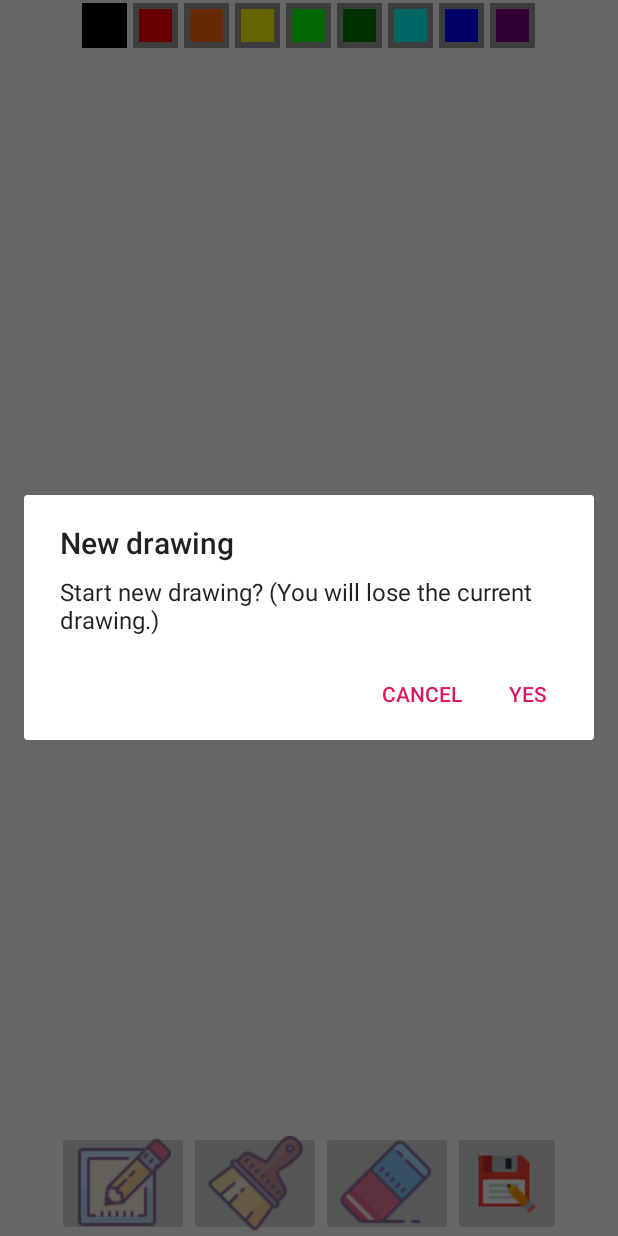
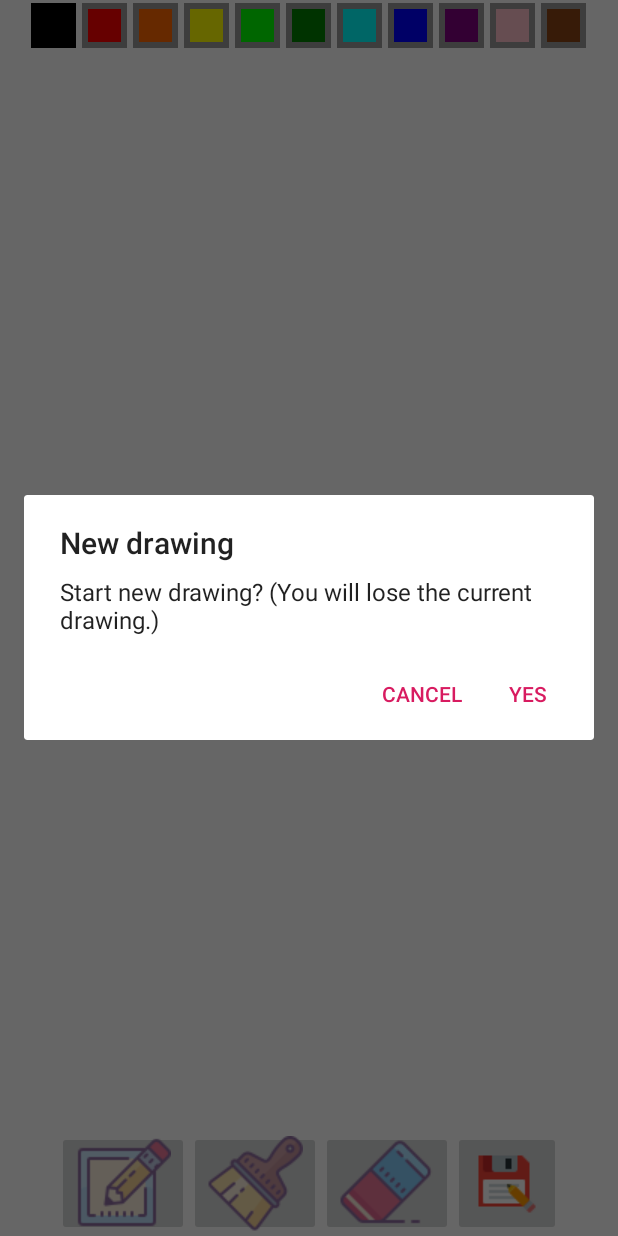
Before and after one commit to phamcindy619/SketchArt, an Android app: the PlayActivity screen opened directly, with no data from a screen before it, after a tap on "New", on a phone screen of 412 x 824 dp. Run offline under Robolectric (Android 15) with nearby library versions, the light colour scheme and no system bars.

Commit message:
Fixed color change when creating new drawing

```diff
--- a/app/src/main/java/com/inphamous/sketchart/DrawView.java
+++ b/app/src/main/java/com/inphamous/sketchart/DrawView.java
@@ -17,7 +17,6 @@ public class DrawView extends View {
     private Paint drawPaint;    // Drawings and Canvas paint
     private Paint canvasPaint;
     private int paintColor = 0x000000;   // Initial color
-    private int lastColorUsed;           // Last paint color used
     private int backgroundColor = 0xFFFFFF; // Background canvas color
     private Canvas drawCanvas;           // Canvas
     private Bitmap canvasBitmap;         // Canvas Bitmap
@@ -134,5 +133,7 @@ public class DrawView extends View {
         // Clear canvas and update display
         drawCanvas.drawColor(0, PorterDuff.Mode.CLEAR);
         invalidate();
+        setBrushSize(lastBrushSize);
+        drawPaint.setColor(paintColor);
     }
 }
--- a/app/src/main/java/com/inphamous/sketchart/PlayActivity.java
+++ b/app/src/main/java/com/inphamous/sketchart/PlayActivity.java
@@ -1,42 +1,21 @@
 package com.inphamous.sketchart;
 
-import android.Manifest;
 import android.app.Activity;
+import android.app.AlertDialog;
 import android.app.Dialog;
-import android.app.usage.StorageStatsManager;
-import android.content.Intent;
-import android.content.pm.PackageManager;
+import android.content.DialogInterface;
 import android.graphics.Bitmap;
 import android.graphics.Canvas;
 import android.graphics.Color;
-import android.graphics.Paint;
-import android.media.Image;
-import android.net.Uri;
-import android.os.Build;
-import android.os.Environment;
-import android.os.storage.StorageManager;
-import android.support.v4.app.ActivityCompat;
-import android.support.v4.content.ContextCompat;
-import android.support.v4.content.FileProvider;
-import android.support.v7.app.AppCompatActivity;
 import android.os.Bundle;
-import android.util.Log;
+import android.provider.MediaStore;
 import android.view.View;
-import android.widget.Button;
+import android.view.View.OnClickListener;
 import android.widget.ImageButton;
 import android.widget.LinearLayout;
-import android.view.View.OnClickListener;
+import android.widget.Toast;
 
-import java.io.File;
-import java.io.FileNotFoundException;
-import java.io.FileOutputStream;
-import java.io.OutputStream;
-import java.net.URI;
 import java.util.UUID;
-import android.provider.MediaStore;
-import android.app.AlertDialog;
-import android.content.DialogInterface;
-import android.widget.Toast;
 
 public class PlayActivity extends Activity implements OnClickListener {
     private DrawView drawView;      // Custom view
@@ -65,6 +44,8 @@ public class PlayActivity extends Activity implements OnClickListener {
 
         LinearLayout paintLayout = findViewById(R.id.paint_colors);
         currPaint = (ImageButton) paintLayout.getChildAt(0);
+        drawView.setColor(currPaint.getTag().toString());
+        drawView.setBrushSize(drawView.getLastBrushSize());
         currPaint.setImageDrawable(getResources().getDrawable(R.drawable.paint_pressed));
 
         smallBrush = getResources().getInteger(R.integer.small_size);
--- a/app/src/main/res/layout/activity_play.xml
+++ b/app/src/main/res/layout/activity_play.xml
@@ -113,6 +113,28 @@
             android:onClick="paintClicked"
             android:src="@drawable/paint"
             android:tag="#800080" />
+
+        <ImageButton
+            android:id="@+id/pink_button"
+            android:layout_width="@dimen/large_brush"
+            android:layout_height="@dimen/large_brush"
+            android:layout_margin="2dp"
+            android:background="#FFC0CB"
+            android:contentDescription="@string/paint"
+            android:onClick="paintClicked"
+            android:src="@drawable/paint"
+            android:tag="#FFC0CB" />
+
+        <ImageButton
+            android:id="@+id/brown_button"
+            android:layout_width="@dimen/large_brush"
+            android:layout_height="@dimen/large_brush"
+            android:layout_margin="2dp"
+            android:background="#8B4513"
+            android:contentDescription="@string/paint"
+            android:onClick="paintClicked"
+            android:src="@drawable/paint"
+            android:tag="#8B4513" />
     </LinearLayout>
 
     <com.inphamous.sketchart.DrawView
```
